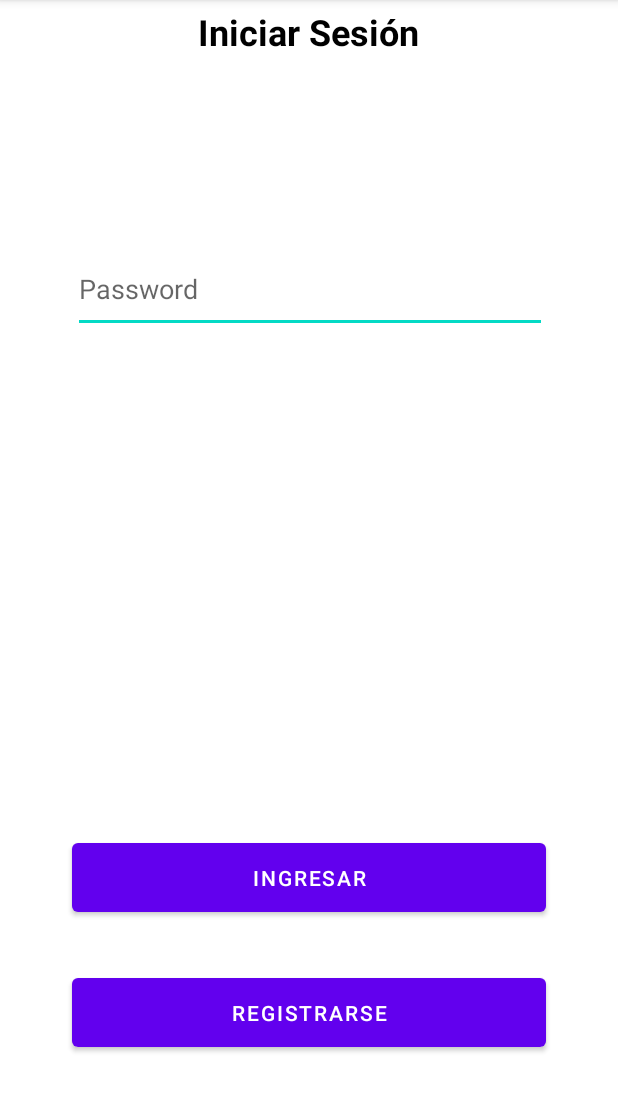
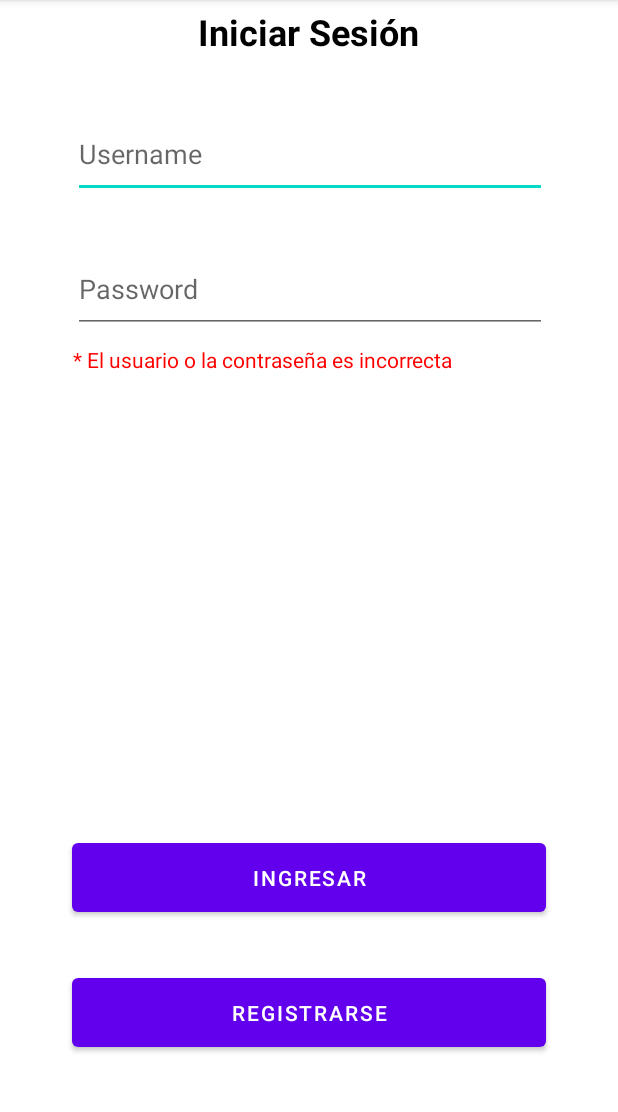
Before and after one commit to GabScarafia/APM-Actividad1, an Android app: the screen it shows after launch (MainActivity), after a tap on "INGRESAR", on a phone screen of 412 x 824 dp, the part 84-1196 px from its top. Run offline under Robolectric (Android 15) with nearby library versions, the phone set to English and light mode, and no system bars.

Commit message:
ahi arregle lo de la pantalla de inicio

```diff
--- a/app/src/main/java/com/example/apm_actividad1/MainActivity.kt
+++ b/app/src/main/java/com/example/apm_actividad1/MainActivity.kt
@@ -6,6 +6,7 @@ import android.os.Bundle
 import android.view.View
 import android.widget.Button
 import android.widget.EditText
+import com.google.android.material.textview.MaterialTextView
 
 class MainActivity : AppCompatActivity() {
     private val username = "Juan Torres";
@@ -14,6 +15,7 @@ class MainActivity : AppCompatActivity() {
     private lateinit var passwordBox: EditText;
     private lateinit var loginButton: Button;
     private lateinit var registerButton: Button;
+    private lateinit var error: MaterialTextView;
 
 
     override fun onCreate(savedInstanceState: Bundle?) {
@@ -23,6 +25,7 @@ class MainActivity : AppCompatActivity() {
         passwordBox = findViewById(R.id.password)
         loginButton = findViewById(R.id.loginButton)
         registerButton = findViewById(R.id.registerButton)
+        error = findViewById(R.id.error)
 
         loginButton.setOnClickListener {
             val inputUsername = usernameBox.text.toString()
@@ -36,7 +39,7 @@ class MainActivity : AppCompatActivity() {
 
             } else {
                 // Datos ingresados incorrectos, mostrar mensaje de error
-                usernameBox.visibility = View.INVISIBLE
+                error.visibility = View.VISIBLE
             }
         }
 
--- a/app/src/main/res/layout/activity_main.xml
+++ b/app/src/main/res/layout/activity_main.xml
@@ -47,6 +47,17 @@
         app:layout_constraintStart_toStartOf="@+id/username"
         app:layout_constraintTop_toBottomOf="@+id/username" />
 
+    <TextView
+        android:id="@+id/error"
+        android:layout_width="313dp"
+        android:layout_height="43dp"
+        android:layout_marginTop="8dp"
+        android:text="* El usuario o la contraseña es incorrecta "
+        android:textColor="@color/red"
+        android:visibility="invisible"
+        app:layout_constraintStart_toStartOf="@+id/password"
+        app:layout_constraintTop_toBottomOf="@+id/password" />
+
     <Button
         android:id="@+id/registerButton"
         android:layout_width="316dp"
@@ -68,4 +79,5 @@
         app:layout_constraintHorizontal_bias="0.0"
         app:layout_constraintStart_toStartOf="@+id/registerButton" />
 
+
 </androidx.constraintlayout.widget.ConstraintLayout>
--- a/app/src/main/res/values/colors.xml
+++ b/app/src/main/res/values/colors.xml
@@ -7,4 +7,5 @@
     <color name="teal_700">#FF018786</color>
     <color name="black">#FF000000</color>
     <color name="white">#FFFFFFFF</color>
+    <color name="red">#FF0000</color>
 </resources>
```
